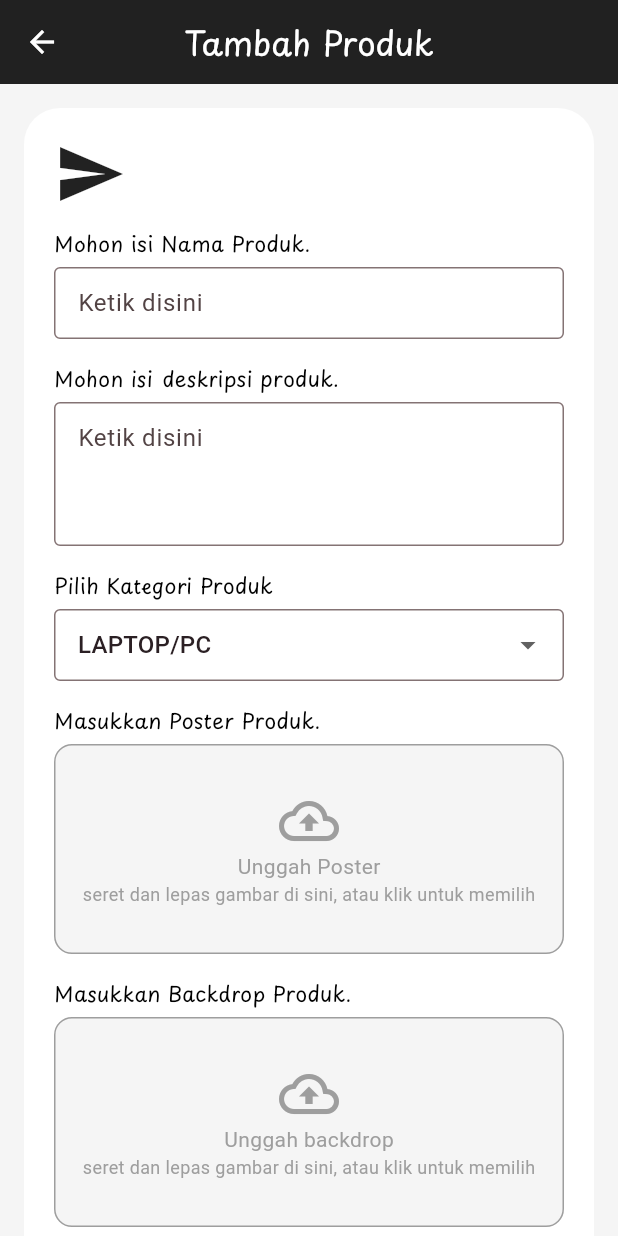
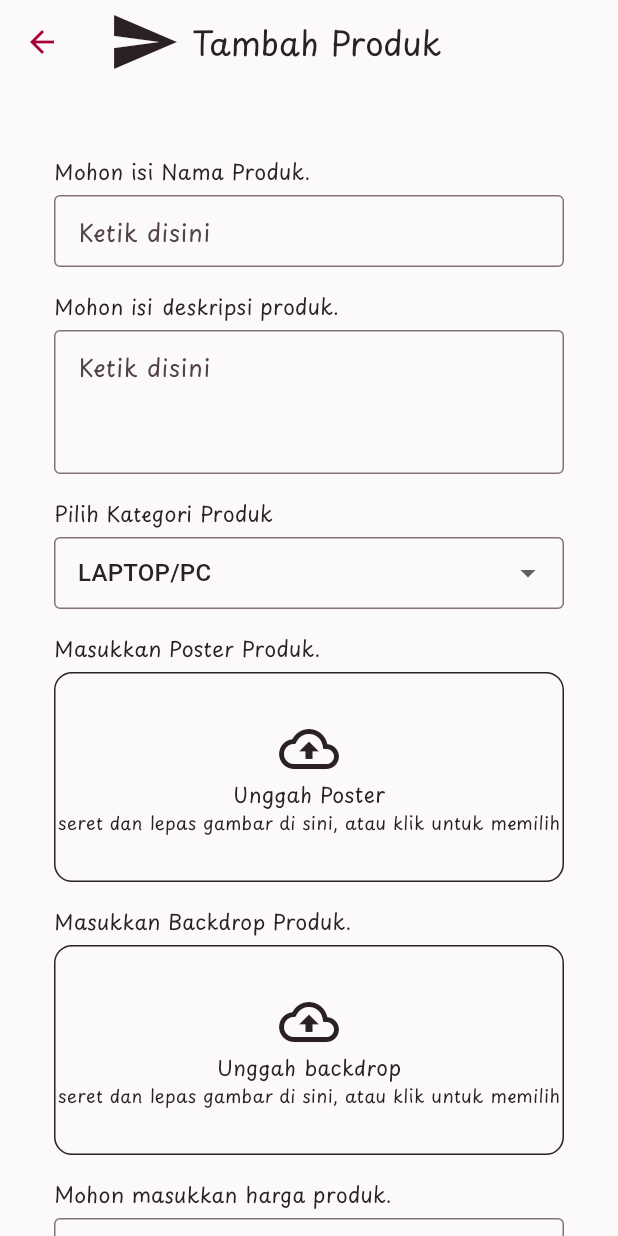
Before and after one commit to adhfac/semuria, a Flutter app: the ProfileScreen screen opened directly, after a tap on the "add" icon, on a phone screen of 412 x 824 dp. Run offline on Flutter 3.47's test engine with Material 3 defaults, Android fonts, the phone set to English and light mode, and no system bars; our stand-ins replace cloud_firestore, firebase_auth, firebase_core, flutter_image_compress, geocoding, geolocator and 2 more; accounts and stored records are empty; generated files the repository leaves out were written again.

Commit message:
update prfilescreen and add pst screen (font and color backgrund)

```diff
--- a/lib/screens/add_post_screen.dart
+++ b/lib/screens/add_post_screen.dart
@@ -128,13 +128,22 @@ class _AddPostScreenState extends State<AddPostScreen> {
     final colorScheme = Theme.of(context).colorScheme;
 
     return Scaffold(
-      backgroundColor: Colors.grey[100],
+      backgroundColor: colorScheme.primary,
       appBar: AppBar(
-        backgroundColor: Colors.black87,
-        iconTheme: const IconThemeData(color: Colors.white),
-        title: const Text(
-          "Tambah Produk",
-          style: TextStyle(fontFamily: 'playpen', color: Colors.white),
+        backgroundColor: colorScheme.primary,
+        iconTheme: IconThemeData(color: colorScheme.secondary),
+        title: Row(
+          children: [
+            Icon(Icons.send, size: 48, color: colorScheme.onSurface),
+            const SizedBox(width: 8),
+            Text(
+              "Tambah Produk",
+              style: TextStyle(
+                fontFamily: 'playpen',
+                color: colorScheme.onSurface,
+              ),
+            ),
+          ],
         ),
         centerTitle: true,
       ),
@@ -142,14 +151,13 @@ class _AddPostScreenState extends State<AddPostScreen> {
         padding: const EdgeInsets.all(16),
         child: Container(
           decoration: BoxDecoration(
-            color: Colors.white,
+            color: colorScheme.primary,
             borderRadius: BorderRadius.circular(24),
           ),
           padding: const EdgeInsets.all(20),
           child: Column(
             crossAxisAlignment: CrossAxisAlignment.start,
             children: [
-              const Icon(Icons.send, size: 48),
               const SizedBox(height: 12),
               _buildLabel("Mohon isi Nama Produk."),
               _buildTextField(_nameController),
@@ -202,13 +210,25 @@ class _AddPostScreenState extends State<AddPostScreen> {
               SizedBox(
                 width: double.infinity,
                 child: ElevatedButton.icon(
-                  icon: const Icon(Icons.check),
-                  label: const Text("Submit"),
+                  icon: Icon(Icons.check, color: colorScheme.primary),
+                  label: Text(
+                    "Submit",
+                    style: TextStyle(
+                      fontFamily: 'playpen',
+                      fontSize: 16,
+                      fontWeight: FontWeight.w500,
+                      color: colorScheme.primary,
+                    ),
+                  ),
                   onPressed: _submitPost,
                   style: ElevatedButton.styleFrom(
-                    backgroundColor: colorScheme.primary,
+                    backgroundColor: colorScheme.onPrimary,
                     padding: const EdgeInsets.symmetric(vertical: 14),
-                    textStyle: const TextStyle(fontSize: 16),
+                    textStyle: const TextStyle(
+                      fontSize: 16,
+                      fontFamily: 'playpen',
+                      fontWeight: FontWeight.w500,
+                    ),
                     shape: RoundedRectangleBorder(
                       borderRadius: BorderRadius.circular(12),
                     ),
@@ -223,15 +243,16 @@ class _AddPostScreenState extends State<AddPostScreen> {
   }
 
   Widget _buildLabel(String text) {
+    final colorScheme = Theme.of(context).colorScheme;
     return Padding(
       padding: const EdgeInsets.only(bottom: 6),
       child: Text(
         text,
-        style: const TextStyle(
+        style: TextStyle(
           fontWeight: FontWeight.w500,
           fontFamily: 'playpen',
           fontSize: 14,
-          color: Colors.black,
+          color: colorScheme.onPrimary,
         ),
       ),
     );
@@ -242,11 +263,12 @@ class _AddPostScreenState extends State<AddPostScreen> {
     int maxLines = 1,
     TextInputType keyboardType = TextInputType.text,
   }) {
+    final colorScheme = Theme.of(context).colorScheme;
     return TextField(
       controller: controller,
       maxLines: maxLines,
       keyboardType: keyboardType,
-      style: const TextStyle(color: Colors.black),
+      style: TextStyle(color: colorScheme.onPrimary, fontFamily: 'playpen'),
       decoration: const InputDecoration(
         hintText: 'Ketik disini',
         border: OutlineInputBorder(),
@@ -256,10 +278,11 @@ class _AddPostScreenState extends State<AddPostScreen> {
   }
 
   Widget _buildPriceTextField() {
+    final colorScheme = Theme.of(context).colorScheme;
     return TextField(
       controller: _priceController,
       keyboardType: const TextInputType.numberWithOptions(decimal: true),
-      style: const TextStyle(color: Colors.black),
+      style: TextStyle(color: colorScheme.onPrimary, fontFamily: 'playpen'),
       decoration: const InputDecoration(
         hintText: '0',
         prefixText: 'Rp. ',
@@ -274,14 +297,15 @@ class _AddPostScreenState extends State<AddPostScreen> {
     required Uint8List? image,
     required String label,
   }) {
+    final colorScheme = Theme.of(context).colorScheme;
     return GestureDetector(
       onTap: () => _pickImage(isPoster),
       child: Container(
         height: 140,
         width: double.infinity,
         decoration: BoxDecoration(
-          color: Colors.grey[100],
-          border: Border.all(color: Colors.grey),
+          color: colorScheme.primary,
+          border: Border.all(color: colorScheme.onPrimary),
           borderRadius: BorderRadius.circular(12),
         ),
         child:
@@ -293,18 +317,26 @@ class _AddPostScreenState extends State<AddPostScreen> {
                 : Column(
                   mainAxisAlignment: MainAxisAlignment.center,
                   children: [
-                    const Icon(
+                    Icon(
                       Icons.cloud_upload_outlined,
                       size: 40,
-                      color: Colors.grey,
+                      color: colorScheme.onPrimary,
                     ),
                     Text(
                       label,
-                      style: const TextStyle(color: Colors.grey, fontSize: 14),
+                      style: TextStyle(
+                        color: colorScheme.onPrimary,
+                        fontFamily: 'playpen',
+                        fontSize: 14,
+                      ),
                     ),
-                    const Text(
+                    Text(
                       "seret dan lepas gambar di sini, atau klik untuk memilih",
-                      style: TextStyle(color: Colors.grey, fontSize: 12),
+                      style: TextStyle(
+                        color: colorScheme.onPrimary,
+                        fontFamily: 'playpen',
+                        fontSize: 12,
+                      ),
                     ),
                   ],
                 ),
--- a/lib/screens/profile_screen.dart
+++ b/lib/screens/profile_screen.dart
@@ -68,7 +68,10 @@ class _ProfileScreenState extends State<ProfileScreen> {
               children: [
                 ListTile(
                   leading: const Icon(Icons.clear),
-                  title: const Text('Semua Kategori'),
+                  title: Text(
+                    'Semua Kategori',
+                    style: TextStyle(fontFamily: 'playpen'),
+                  ),
                   onTap:
                       () => Navigator.pop(
                         context,
@@ -172,7 +175,7 @@ class _ProfileScreenState extends State<ProfileScreen> {
           );
         },
         backgroundColor: colorScheme.secondary,
-        child: const Icon(Icons.add, color: Colors.white),
+        child: Icon(Icons.add, color: colorScheme.onPrimary),
       ),
       body: Stack(
         children: [
@@ -356,6 +359,7 @@ class _ProfileScreenState extends State<ProfileScreen> {
 
   Widget _buildPostsList() {
     final currentUser = FirebaseAuth.instance.currentUser;
+    final colorScheme = Theme.of(context).colorScheme;
 
     return StreamBuilder<QuerySnapshot>(
       stream:
@@ -394,6 +398,7 @@ class _ProfileScreenState extends State<ProfileScreen> {
                       style: TextStyle(
                         fontSize: 20,
                         fontWeight: FontWeight.bold,
+                        fontFamily: 'playpen',
                       ),
                     ),
                     const Spacer(),
@@ -408,7 +413,10 @@ class _ProfileScreenState extends State<ProfileScreen> {
               const Padding(
                 padding: EdgeInsets.all(16),
                 child: Center(
-                  child: Text("Anda Belum Pernah Menambahkan Produk."),
+                  child: Text(
+                    "Anda Belum Pernah Menambahkan Produk.",
+                    style: TextStyle(fontFamily: 'playpen'),
+                  ),
                 ),
               ),
             ],
@@ -424,7 +432,11 @@ class _ProfileScreenState extends State<ProfileScreen> {
                 children: [
                   const Text(
                     "Produk Saya",
-                    style: TextStyle(fontSize: 20, fontWeight: FontWeight.bold),
+                    style: TextStyle(
+                      fontSize: 20,
+                      fontWeight: FontWeight.bold,
+                      fontFamily: 'playpen',
+                    ),
                   ),
                   const Spacer(),
                   IconButton(
@@ -486,15 +498,16 @@ class _ProfileScreenState extends State<ProfileScreen> {
                                   vertical: 5,
                                 ),
                                 decoration: BoxDecoration(
-                                  color: Colors.black.withOpacity(0.7),
+                                  color: colorScheme.primary,
                                   borderRadius: BorderRadius.circular(20),
                                 ),
                                 child: Text(
                                   data['category'] ?? 'Lainnya',
-                                  style: const TextStyle(
+                                  style: TextStyle(
                                     fontSize: 12,
-                                    color: Colors.white,
+                                    color: colorScheme.onPrimary,
                                     fontWeight: FontWeight.w500,
+                                    fontFamily: 'playpen',
                                   ),
                                 ),
                               ),
@@ -511,16 +524,27 @@ class _ProfileScreenState extends State<ProfileScreen> {
                                       return AlertDialog(
                                         title: const Text(
                                           'Konfirmasi Penghapusan',
+                                          style: TextStyle(
+                                            fontFamily: 'playpen',
+                                          ),
                                         ),
                                         content: const Text(
                                           'Apakah Anda yakin ingin menghapus produk ini? Tindakan ini tidak dapat dibatalkan.',
+                                          style: TextStyle(
+                                            fontFamily: 'playpen',
+                                          ),
                                         ),
                                         actions: [
                                           TextButton(
                                             onPressed:
                                                 () =>
                                                     Navigator.of(context).pop(),
-                                            child: const Text('Batal'),
+                                            child: const Text(
+                                              'Batal',
+                                              style: TextStyle(
+                                                fontFamily: 'playpen',
+                                              ),
+                                            ),
                                           ),
                                           TextButton(
                                             onPressed: () {
@@ -535,6 +559,10 @@ class _ProfileScreenState extends State<ProfileScreen> {
                                                       const SnackBar(
                                                         content: Text(
                                                           'Produk berhasil dihapus!',
+                                                          style: TextStyle(
+                                                            fontFamily:
+                                                                'playpen',
+                                                          ),
                                                         ),
                                                         backgroundColor:
                                                             Colors.green,
@@ -550,6 +578,10 @@ class _ProfileScreenState extends State<ProfileScreen> {
                                                       SnackBar(
                                                         content: Text(
                                                           'Gagal menghapus produk: $error',
+                                                          style: TextStyle(
+                                                            fontFamily:
+                                                                'playpen',
+                                                          ),
                                                         ),
                                                         backgroundColor:
                                                             Colors.red,
@@ -563,6 +595,7 @@ class _ProfileScreenState extends State<ProfileScreen> {
                                               'Hapus',
                                               style: TextStyle(
                                                 color: Colors.red,
+                                                fontFamily: 'playpen',
                                               ),
                                             ),
                                           ),
@@ -600,6 +633,7 @@ class _ProfileScreenState extends State<ProfileScreen> {
                                 style: const TextStyle(
                                   fontSize: 18,
                                   fontWeight: FontWeight.bold,
+                                  fontFamily: 'playpen',
                                   color: Colors.deepOrange,
                                 ),
                               ),
@@ -610,6 +644,7 @@ class _ProfileScreenState extends State<ProfileScreen> {
                               style: const TextStyle(
                                 fontSize: 16,
                                 fontWeight: FontWeight.bold,
+                                fontFamily: 'playpen',
                               ),
                               maxLines: 2,
                               overflow: TextOverflow.ellipsis,
@@ -629,6 +664,7 @@ class _ProfileScreenState extends State<ProfileScreen> {
                                   style: const TextStyle(
                                     fontSize: 12,
                                     color: Colors.grey,
+                                    fontFamily: 'playpen',
                                   ),
                                 ),
                                 const SizedBox(width: 12),
@@ -644,6 +680,7 @@ class _ProfileScreenState extends State<ProfileScreen> {
                                     style: const TextStyle(
                                       fontSize: 12,
                                       color: Colors.grey,
+                                      fontFamily: 'playpen',
                                     ),
                                     maxLines: 1,
                                     overflow: TextOverflow.ellipsis,
```
